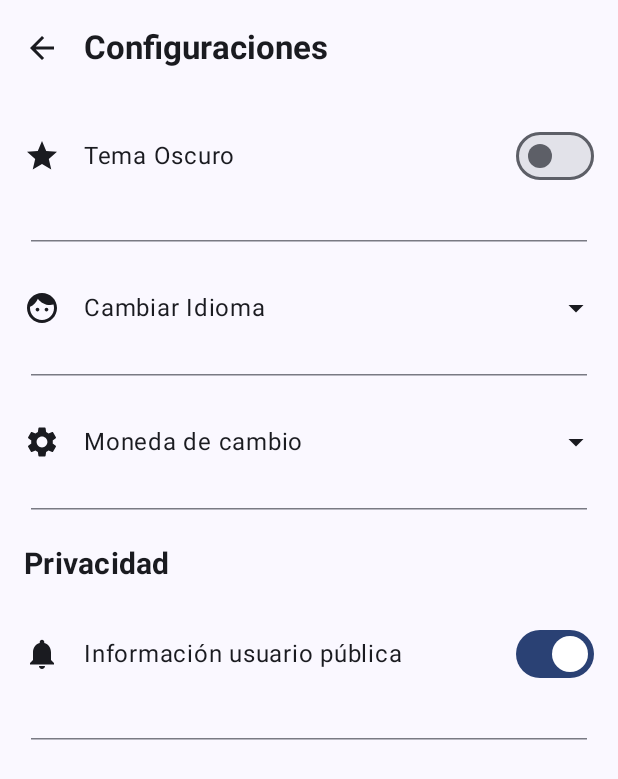
After one commit to KristCg/PM_Proyecto, an Android app built with Jetpack Compose: the composable ConfigScreen shown on its own in the app's theme, on a phone screen of 412 x 824 dp. The commit adds this screen. Shown: the top 779 px of the screen. Run offline under Robolectric (Android 15) with nearby library versions, the phone set to English and light mode, and no system bars.

Commit message:
Pantallas del menu lateral, configuración y perfil

```diff
--- /dev/null
+++ b/app/src/main/java/com/kriscg/belek/Screens/Profile/ConfigScreen.kt
@@ -0,0 +1,187 @@
+package com.kriscg.belek.Screens.Profile
+
+import androidx.compose.foundation.layout.Column
+import androidx.compose.foundation.layout.Row
+import androidx.compose.foundation.layout.fillMaxSize
+import androidx.compose.foundation.layout.fillMaxWidth
+import androidx.compose.foundation.layout.padding
+import androidx.compose.material.icons.Icons
+import androidx.compose.material.icons.filled.ArrowBack
+import androidx.compose.material.icons.filled.ArrowDropDown
+import androidx.compose.material.icons.filled.Face
+import androidx.compose.material.icons.filled.Star
+import androidx.compose.material.icons.filled.Settings
+import androidx.compose.material.icons.filled.Notifications
+import androidx.compose.material3.Button
+import androidx.compose.material3.ExperimentalMaterial3Api
+import androidx.compose.material3.HorizontalDivider
+import androidx.compose.material3.Icon
+import androidx.compose.material3.IconButton
+import androidx.compose.material3.MaterialTheme
+import androidx.compose.material3.Scaffold
+import androidx.compose.material3.Switch
+import androidx.compose.material3.Text
+import androidx.compose.material3.TopAppBar
+import androidx.compose.runtime.Composable
+import androidx.compose.runtime.getValue
+import androidx.compose.runtime.mutableStateOf
+import androidx.compose.runtime.remember
+import androidx.compose.runtime.setValue
+import androidx.compose.ui.Alignment
+import androidx.compose.ui.Modifier
+import androidx.compose.ui.text.font.FontWeight
+import androidx.compose.ui.text.style.TextAlign
+import androidx.compose.ui.tooling.preview.Preview
+import androidx.compose.ui.unit.dp
+import androidx.compose.ui.unit.sp
+import com.kriscg.belek.ui.theme.BelekTheme
+
+@OptIn(ExperimentalMaterial3Api::class)
+@Composable
+fun ConfigScreen(
+    modifier: Modifier = Modifier
+) {
+    var darkThemeEnabled by remember { mutableStateOf(false) }
+    var publicInfoEnabled by remember { mutableStateOf(true) }
+
+    Scaffold(
+        topBar = {
+            TopAppBar(
+                title = {
+                    Text(
+                        text = "Configuraciones",
+                        style = MaterialTheme.typography.titleLarge,
+                        fontWeight = FontWeight.Bold
+                    )
+                },
+                navigationIcon = {
+                    IconButton(onClick = { /* TODO: Handle back navigation */ }) {
+                        Icon(
+                            imageVector = Icons.Default.ArrowBack,
+                            contentDescription = "Regresar"
+                        )
+                    }
+                }
+            )
+        }
+    ) { innerPadding ->
+        Column(
+            modifier = Modifier
+                .fillMaxSize()
+                .padding(innerPadding),
+            horizontalAlignment = Alignment.CenterHorizontally
+        ) {
+            Row(
+                modifier = Modifier
+                    .fillMaxWidth()
+                    .padding(16.dp),
+                verticalAlignment = Alignment.CenterVertically
+            ) {
+                Icon(
+                    imageVector = Icons.Default.Star,
+                    contentDescription = "Tema oscuro",
+                    modifier = Modifier.padding(end = 16.dp)
+                )
+                Text(
+                    text = "Tema Oscuro",
+                    style = MaterialTheme.typography.bodyLarge,
+                    modifier = Modifier.weight(1f)
+                )
+                Switch(
+                    checked = darkThemeEnabled,
+                    onCheckedChange = { darkThemeEnabled = it }
+                )
+            }
+            HorizontalDivider(modifier = Modifier.fillMaxWidth(0.9f).padding(vertical = 16.dp),)
+
+
+            CajonesContent(
+                icono = Icons.Default.Face,
+                opcion = "Cambiar Idioma"
+            )
+            HorizontalDivider(modifier = Modifier.fillMaxWidth(0.9f).padding(vertical = 16.dp),)
+
+
+            CajonesContent(
+                icono = Icons.Default.Settings,
+                opcion = "Moneda de cambio"
+            )
+
+            HorizontalDivider(modifier = Modifier.fillMaxWidth(0.9f).padding(vertical = 16.dp),)
+            Text(
+                text = "Privacidad",
+                fontWeight = FontWeight.Bold,
+                style = MaterialTheme.typography.titleMedium,
+                modifier = Modifier
+                    .fillMaxWidth()
+                    .padding(horizontal = 16.dp, vertical = 8.dp),
+                textAlign = TextAlign.Start,
+                fontSize = 20.sp
+            )
+
+            Row(
+                modifier = Modifier
+                    .fillMaxWidth()
+                    .padding(16.dp),
+                verticalAlignment = Alignment.CenterVertically
+            ) {
+                Icon(
+                    imageVector = Icons.Default.Notifications,
+                    contentDescription = "Información pública",
+                    modifier = Modifier.padding(end = 16.dp)
+                )
+                Text(
+                    text = "Información usuario pública",
+                    style = MaterialTheme.typography.bodyLarge,
+                    modifier = Modifier.weight(1f)
+                )
+                Switch(
+                    checked = publicInfoEnabled,
+                    onCheckedChange = { publicInfoEnabled = it }
+                )
+            }
+            HorizontalDivider(modifier = Modifier.fillMaxWidth(0.9f).padding(vertical = 16.dp),)
+
+        }
+    }
+}
+
+@Composable
+fun CajonesContent(
+    modifier: Modifier = Modifier,
+    icono: androidx.compose.ui.graphics.vector.ImageVector,
+    opcion: String
+) {
+    Row(
+        modifier = modifier
+            .fillMaxWidth()
+            .padding(16.dp),
+        verticalAlignment = Alignment.CenterVertically
+    ) {
+        Icon(
+            imageVector = icono,
+            contentDescription = "Icono de $opcion",
+            modifier = Modifier.padding(end = 16.dp)
+        )
+
+        Text(
+            text = opcion,
+            style = MaterialTheme.typography.bodyLarge,
+            modifier = Modifier.weight(1f)
+        )
+
+        Icon(
+            imageVector = Icons.Default.ArrowDropDown,
+            contentDescription = "Desplegar opciones",
+            modifier = Modifier.padding(start = 8.dp)
+        )
+    }
+}
+
+@Preview(showBackground = true)
+@Composable
+fun ConfigScreenPreview() {
+    BelekTheme {
+        ConfigScreen()
+    }
+}
--- a/app/src/main/java/com/kriscg/belek/Screens/Profile/Profile.kt
+++ b/app/src/main/java/com/kriscg/belek/Screens/Profile/Profile.kt
@@ -262,10 +262,10 @@ fun ContenidoLista(items: List<String>, bordeColor: Color) {
     }
 }
 
-@Preview(showBackground = true)
+/*@Preview(showBackground = true)
 @Composable
 fun PreviewProfileScreenContent() {
     BelekTheme {
         ProfileScreen(modifier = Modifier)
     }
-}
+}*/
```
Also changed, not shown: app/src/main/java/com/kriscg/belek/Screens/Profile/MenuLateralScreen.kt (added, +311 -0 lines).
